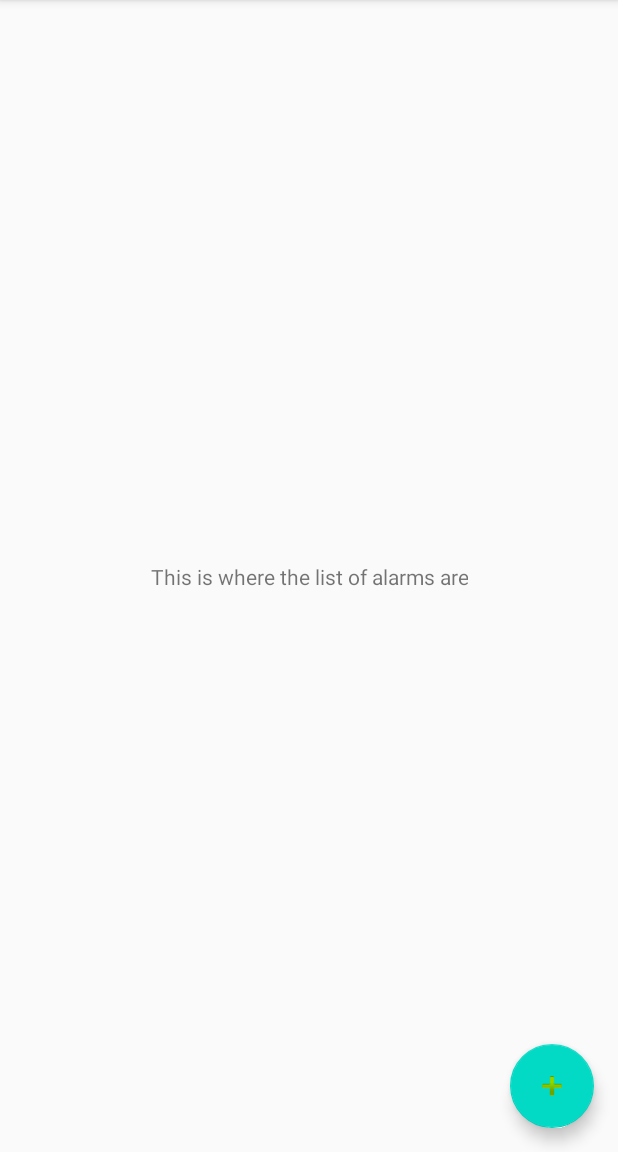
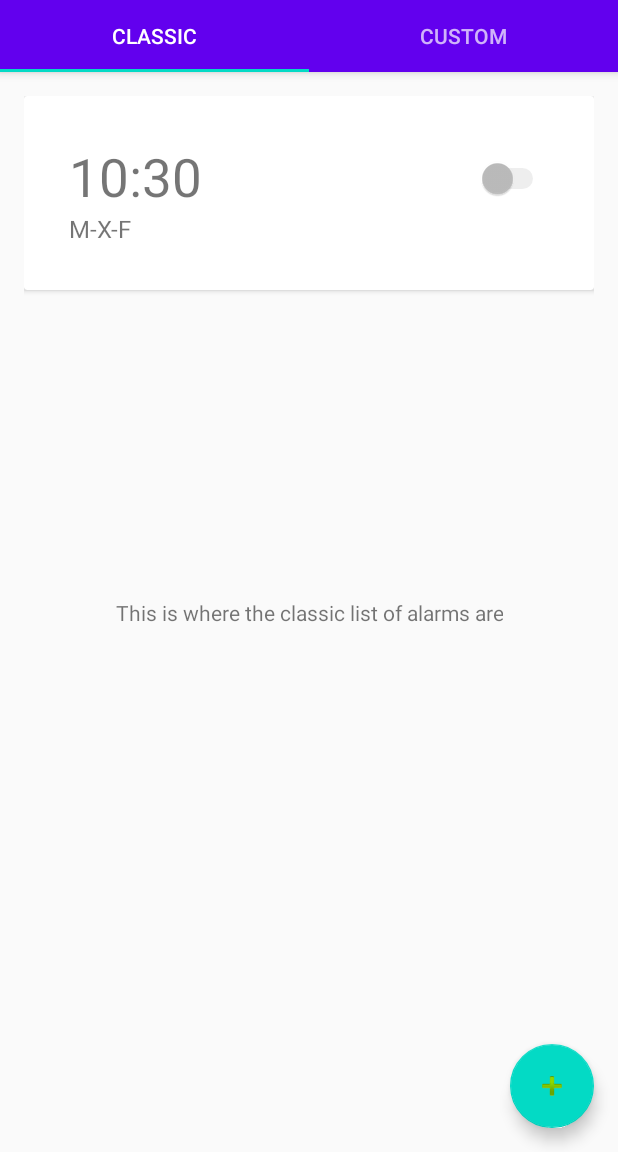
Before and after one commit to Moisesese-dev/AlarMe, an Android app: the screen it shows after launch (MainActivity), on a phone screen of 412 x 824 dp, the part 84-1236 px from its top. Run offline under Robolectric (Android 15) with nearby library versions, the phone set to English and light mode, and no system bars.

Commit message:
classic alarm is visible

```diff
--- a/app/src/main/java/com/moisesese/alarme/AlarmItem.kt
+++ b/app/src/main/java/com/moisesese/alarme/AlarmItem.kt
@@ -1,8 +1,9 @@
 package com.moisesese.alarme
-import java.time.LocalDateTime
+import java.util.*
 
 data class AlarmItem (
     val alarmHour : String,
     val alarmDays : String,
-    var alarmEnable : Boolean = false
+    var alarmEnable : Boolean = false,
+    val id : UUID = UUID.randomUUID()
 )
--- /dev/null
+++ b/app/src/main/java/com/moisesese/alarme/CustomAdapter.kt
@@ -0,0 +1,55 @@
+package com.moisesese.alarme
+
+import android.view.LayoutInflater
+import android.view.View
+import android.view.ViewGroup
+import android.widget.CompoundButton
+import android.widget.TextView
+import androidx.recyclerview.widget.RecyclerView
+import java.text.Format
+import java.text.SimpleDateFormat
+import java.time.LocalDate
+import java.time.format.DateTimeFormatter
+
+//Sugerencia: Es probable que la clase ListAdapter te resulte útil para determinar los elementos de la lista
+// que deben actualizarse cuando esta cambie.
+class CustomAdapter(private val myDataSet: MutableList<AlarmItem>) :
+    RecyclerView.Adapter<CustomAdapter.AdaptViewHolder>() {
+
+    class AdaptViewHolder(itemView: View) : RecyclerView.ViewHolder(itemView){
+        var whatHour : TextView = itemView.findViewById(R.id.whatHour)
+        var whatDay : TextView = itemView.findViewById(R.id.whichDays)
+        var switchAlarm : CompoundButton = itemView.findViewById(R.id.switchSingleAlarm)
+
+        fun bindAdapter(item : AlarmItem){
+//            val context: Context = GlobalContext.getContext() //TODO CONTEXT
+            val parser =  SimpleDateFormat("yyyy-MM-dd'T'HH:mm:ss") //Input date formate
+            val formatter = SimpleDateFormat("HH:mm") //Output date formate
+            whatHour.text = formatter.format(parser.parse(item.alarmHour))
+            whatDay.text = item.alarmDays
+            switchAlarm.isChecked = item.alarmEnable
+
+            if(switchAlarm.isClickable){
+                //TODO ENABLE ALARM
+            }
+        }
+    }
+
+    override fun onCreateViewHolder(parent: ViewGroup, viewType: Int): AdaptViewHolder {
+        val itemView : View = LayoutInflater.from(parent.context).inflate(R.layout.single_alarm, parent, false)
+        itemView.setOnClickListener(View.OnClickListener {
+//            listener.onClick(itemView); //TODO INSIDE OF A ALARM (CONFIGURATION)
+        })
+
+        return AdaptViewHolder(itemView)
+
+    }
+
+    override fun onBindViewHolder(holder: AdaptViewHolder, position: Int) {
+        holder.bindAdapter(myDataSet[position])
+    }
+
+    override fun getItemCount() = myDataSet.size
+
+
+}
--- a/app/src/main/java/com/moisesese/alarme/FirstFragment.kt
+++ b/app/src/main/java/com/moisesese/alarme/FirstFragment.kt
@@ -1,28 +1,60 @@
 package com.moisesese.alarme
 
 import android.os.Bundle
-import androidx.fragment.app.Fragment
 import android.view.LayoutInflater
 import android.view.View
 import android.view.ViewGroup
-import android.widget.Button
-import androidx.navigation.fragment.findNavController
+import androidx.fragment.app.Fragment
+import androidx.recyclerview.widget.DefaultItemAnimator
+import androidx.recyclerview.widget.LinearLayoutManager
+import androidx.recyclerview.widget.RecyclerView
+import com.google.android.material.snackbar.Snackbar
+import java.util.*
 
 /**
  * A simple [Fragment] subclass as the default destination in the navigation.
  */
 class FirstFragment : Fragment() {
+    private lateinit var v: View
+
+    private var position = 0
+    private lateinit var layout_message: RecyclerView
 
     override fun onCreateView(
-            inflater: LayoutInflater, container: ViewGroup?,
-            savedInstanceState: Bundle?
+        inflater: LayoutInflater, container: ViewGroup?,
+        savedInstanceState: Bundle?
     ): View? {
         // Inflate the layout for this fragment
-        return inflater.inflate(R.layout.fragment_first, container, false)
+        v = inflater.inflate(R.layout.fragment_first, container, false)
+//        position = requireArguments().getInt("position",0)
+
+        layout_message = v.findViewById(R.id.classicListAlarms) as RecyclerView
+
+        getClassicAlarms(JsonData.returnSomeAlarms())
+        /*fab.setOnClickListener { view ->
+            Snackbar.make(view, "Replace with your own action", Snackbar.LENGTH_LONG)
+                .setAction("Action", null).show()
+        }*/
+        return v
     }
 
-    override fun onViewCreated(view: View, savedInstanceState: Bundle?) {
-        super.onViewCreated(view, savedInstanceState)
+    private fun getClassicAlarms(alarms : MutableList<AlarmItem>){
 
+        if(alarms.size > 0){
+            layout_message.apply {
+                // use this setting to improve performance if you know that changes
+                // in content do not change the layout size of the RecyclerView
+                setHasFixedSize(true)
+
+                // use a linear layout manager
+                layoutManager = LinearLayoutManager(activity?.application, LinearLayoutManager.VERTICAL, false)
+
+                // specify an viewAdapter
+                adapter = CustomAdapter(alarms)
+
+                itemAnimator = DefaultItemAnimator()
+            }
+        }
     }
+
 }
--- a/app/src/main/java/com/moisesese/alarme/JsonData.kt
+++ b/app/src/main/java/com/moisesese/alarme/JsonData.kt
@@ -1,7 +1,6 @@
 package com.moisesese.alarme
 
 import com.google.gson.GsonBuilder
-import com.google.gson.JsonDeserializer
 import java.io.File
 import java.time.LocalDateTime
 
@@ -9,16 +8,19 @@ import java.time.LocalDateTime
 object JsonData {
     private var alarms : MutableList<AlarmItem> = ArrayList()
 
-    fun writeAlarmTEST(jsonAlarms : File){
+    fun returnSomeAlarms() : MutableList<AlarmItem>{
         var testAlarm : AlarmItem = AlarmItem(LocalDateTime.now().toString(),"M-X-F", false)
         var testAlarm2 : AlarmItem = AlarmItem(LocalDateTime.now().toString(), "M", false)
         alarms.add(testAlarm)
         alarms.add(testAlarm2)
+        return alarms
+    }
+    fun writeAlarmTEST(jsonAlarms : File){
 
+        val alarms = returnSomeAlarms()
         val gsonPretty = GsonBuilder().setPrettyPrinting().create().toJson(alarms)
 
         jsonAlarms.writeText(gsonPretty)
-        println(jsonAlarms.readText())
     }
 
 }
--- a/app/src/main/java/com/moisesese/alarme/MainActivity.kt
+++ b/app/src/main/java/com/moisesese/alarme/MainActivity.kt
@@ -1,31 +1,52 @@
 package com.moisesese.alarme
 
 import android.os.Bundle
-import android.os.Environment
-import com.google.android.material.snackbar.Snackbar
-import androidx.appcompat.app.AppCompatActivity
 import android.view.Menu
 import android.view.MenuItem
-import com.google.gson.Gson
-
+import androidx.appcompat.app.AppCompatActivity
+import androidx.viewpager.widget.ViewPager
+import com.google.android.material.tabs.TabLayout
 import kotlinx.android.synthetic.main.activity_main.*
 import java.io.File
-import java.io.FileNotFoundException
 import java.io.FileOutputStream
 
 class MainActivity : AppCompatActivity() {
 
+    var tabLayout: TabLayout? = null
+    var viewPager: ViewPager? = null
+
     override fun onCreate(savedInstanceState: Bundle?) {
         super.onCreate(savedInstanceState)
+        //JSON FILE creation
+        val jsonAlarms = this.createFolderAndFile()
+        JsonData.writeAlarmTEST(jsonAlarms)
         setContentView(R.layout.activity_main)
         setSupportActionBar(toolbar)
 
-        fab.setOnClickListener { view ->
-            Snackbar.make(view, "Replace with your own action", Snackbar.LENGTH_LONG)
-                    .setAction("Action", null).show()
-        }
-        val jsonAlarms = this.createFolderAndFile()
-        JsonData.writeAlarmTEST(jsonAlarms)
+        tabLayout = findViewById<TabLayout>(R.id.tabLayout)
+        viewPager = findViewById<ViewPager>(R.id.viewPager)
+
+        tabLayout!!.tabGravity = TabLayout.GRAVITY_FILL
+
+        val adapter = ViewPagerAdapter(this, supportFragmentManager)
+        viewPager!!.adapter = adapter
+        viewPager!!.addOnPageChangeListener(TabLayout.TabLayoutOnPageChangeListener(tabLayout))
+
+        tabLayout!!.addOnTabSelectedListener(object : TabLayout.OnTabSelectedListener {
+            override fun onTabReselected(tab: TabLayout.Tab?) {
+                TODO("Not yet implemented")
+            }
+
+            override fun onTabUnselected(tab: TabLayout.Tab?) {
+                TODO("Not yet implemented")
+            }
+
+            override fun onTabSelected(tab: TabLayout.Tab) {
+                viewPager!!.currentItem = tab.position
+            }
+        })
+        tabLayout!!.setupWithViewPager(viewPager)
+
     }
 
     override fun onCreateOptionsMenu(menu: Menu): Boolean {
--- /dev/null
+++ b/app/src/main/java/com/moisesese/alarme/ViewPagerAdapter.kt
@@ -0,0 +1,37 @@
+package com.moisesese.alarme
+
+import android.content.Context
+import androidx.fragment.app.Fragment
+import androidx.fragment.app.FragmentManager
+import androidx.fragment.app.FragmentPagerAdapter
+
+class ViewPagerAdapter(private val myContext: Context, fm: FragmentManager) : FragmentPagerAdapter(fm) {
+
+    // this is for fragment tabs
+    override fun getItem(position: Int): Fragment {
+        return when (position) {
+            0 -> {
+                FirstFragment()
+            }
+            1 -> {
+                SecondFragment()
+            }
+            else -> {
+                FirstFragment()
+            }
+        }
+    }
+
+    override fun getPageTitle(position: Int): CharSequence {
+        return when (position) {
+            0 -> "Classic"
+            1 -> "Custom"
+            else -> {
+                return "Third Tab"
+            }
+        }
+    }
+    override fun getCount(): Int {
+        return 2
+    }
+}
--- a/app/src/main/res/layout/activity_main.xml
+++ b/app/src/main/res/layout/activity_main.xml
@@ -17,17 +17,19 @@
             android:layout_height="?attr/actionBarSize"
             android:background="?attr/colorPrimary"
             app:popupTheme="@style/AppTheme.PopupOverlay" />
-
+        <com.google.android.material.tabs.TabLayout
+            android:id="@+id/tabLayout"
+            android:layout_width="match_parent"
+            android:layout_height="wrap_content"
+            app:tabGravity="fill"
+            app:tabMode="fixed">
+        </com.google.android.material.tabs.TabLayout>
     </com.google.android.material.appbar.AppBarLayout>
 
-    <include layout="@layout/content_main" />
-
-    <com.google.android.material.floatingactionbutton.FloatingActionButton
-        android:id="@+id/fab"
+    <androidx.viewpager.widget.ViewPager
+        android:id="@+id/viewPager"
         android:layout_width="wrap_content"
-        android:layout_height="wrap_content"
-        android:layout_gravity="bottom|end"
-        android:layout_margin="@dimen/fab_margin"
-        app:srcCompat="@android:drawable/ic_input_add" />
+        android:layout_height="match_parent"
+        app:layout_behavior="@string/appbar_scrolling_view_behavior" />
 
 </androidx.coordinatorlayout.widget.CoordinatorLayout>
--- a/app/src/main/res/layout/fragment_first.xml
+++ b/app/src/main/res/layout/fragment_first.xml
@@ -3,22 +3,31 @@
     xmlns:app="http://schemas.android.com/apk/res-auto"
     xmlns:tools="http://schemas.android.com/tools"
     android:layout_width="match_parent"
-    android:layout_height="match_parent"
-    tools:context=".SecondFragment">
+    android:layout_height="match_parent">
+<!--    tools:context=".SecondFragment">-->
 
     <androidx.recyclerview.widget.RecyclerView
         android:layout_width="match_parent"
         android:layout_height="match_parent"
-        android:id="@+id/listAlarms"/>
+        android:id="@+id/classicListAlarms"/>
 
     <TextView
-        android:id="@+id/textView"
+        android:id="@+id/classicTextView"
         android:layout_width="wrap_content"
         android:layout_height="wrap_content"
-        android:text="This is where the list of alarms are"
+        android:text="This is where the classic list of alarms are"
         android:gravity="center"
         app:layout_constraintBottom_toBottomOf="parent"
         app:layout_constraintEnd_toEndOf="parent"
         app:layout_constraintStart_toStartOf="parent"
         app:layout_constraintTop_toTopOf="parent"/>
+
+    <com.google.android.material.floatingactionbutton.FloatingActionButton
+        android:id="@+id/ClassicFab"
+        android:layout_width="wrap_content"
+        android:layout_height="wrap_content"
+        android:layout_margin="@dimen/fab_margin"
+        app:srcCompat="@android:drawable/ic_input_add"
+        app:layout_constraintBottom_toBottomOf="parent"
+        app:layout_constraintRight_toRightOf="parent" />
 </androidx.constraintlayout.widget.ConstraintLayout>
--- a/app/src/main/res/layout/single_alarm.xml
+++ b/app/src/main/res/layout/single_alarm.xml
@@ -21,16 +21,17 @@
             android:id="@+id/relativeLayout"
             android:layout_width="match_parent"
             android:layout_height="wrap_content"
-            android:padding="30dp">
+            android:padding="30sp">
 
-            <EditText
+            <TextView
                 android:id="@+id/whatHour"
                 android:layout_width="wrap_content"
                 android:layout_height="wrap_content"
                 android:layout_alignParentTop="true"
                 android:ems="5"
-                android:textSize="30dp"
-                android:inputType="time" />
+                android:textSize="35sp"
+                android:inputType="time"
+                android:autofillHints="" />
 
             <TextView
                 android:id="@+id/whichDays"
@@ -38,13 +39,13 @@
                 android:layout_height="wrap_content"
                 android:layout_alignStart="@+id/whatHour"
                 android:layout_below="@+id/whatHour"
-                android:textSize="16dp" />
+                android:textSize="16sp" />
 
             <Switch
                 android:id="@+id/switchSingleAlarm"
                 android:layout_width="50dp"
                 android:layout_height="50dp"
-                android:layout_alignParentRight="true"
+                android:layout_alignParentEnd="true"
                 android:enabled="false"/>
 
         </RelativeLayout>
--- a/app/src/main/res/navigation/nav_graph.xml
+++ b/app/src/main/res/navigation/nav_graph.xml
@@ -8,7 +8,7 @@
     <fragment
         android:id="@+id/FirstFragment"
         android:name="com.moisesese.alarme.FirstFragment"
-        android:label="@string/first_fragment_label"
+        android:label="@string/classic_fragment"
         tools:layout="@layout/fragment_first">
 
         <action
@@ -18,7 +18,7 @@
     <fragment
         android:id="@+id/SecondFragment"
         android:name="com.moisesese.alarme.SecondFragment"
-        android:label="@string/second_fragment_label"
+        android:label="@string/custom_fragment"
         tools:layout="@layout/fragment_second">
 
         <action
--- a/app/src/main/res/values/strings.xml
+++ b/app/src/main/res/values/strings.xml
@@ -2,8 +2,8 @@
     <string name="app_name">AlarMe!</string>
     <string name="action_settings">Settings</string>
     <!-- Strings used for fragments for navigation -->
-    <string name="first_fragment_label">First Fragment</string>
-    <string name="second_fragment_label">Second Fragment</string>
+    <string name="classic_fragment">Classic Alarms</string>
+    <string name="custom_fragment">Custom Alarms</string>
     <string name="next">Next</string>
     <string name="previous">Previous</string>
 
```
